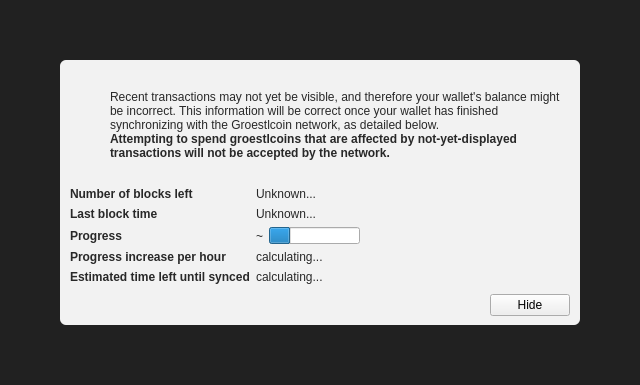
Old version of the form src/qt/forms/modaloverlay.ui in the repository xshard/Shard.
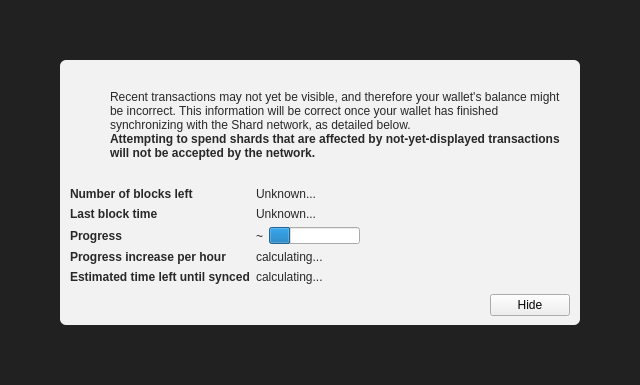
New version of the form. Icons and pictures are not drawn. Custom widgets are drawn as their Qt base class.

What changed in the file:
```diff
--- a/src/qt/forms/modaloverlay.ui
+++ b/src/qt/forms/modaloverlay.ui
@@ -130,7 +130,7 @@
              <item>
               <widget class="QLabel" name="infoText">
                <property name="text">
-                <string>Recent transactions may not yet be visible, and therefore your wallet's balance might be incorrect. This information will be correct once your wallet has finished synchronizing with the Groestlcoin network, as detailed below.</string>
+                <string>Recent transactions may not yet be visible, and therefore your wallet's balance might be incorrect. This information will be correct once your wallet has finished synchronizing with the Shard network, as detailed below.</string>
                </property>
                <property name="textFormat">
                 <enum>Qt::RichText</enum>
@@ -149,7 +149,7 @@
                 </font>
                </property>
                <property name="text">
-                <string>Attempting to spend groestlcoins that are affected by not-yet-displayed transactions will not be accepted by the network.</string>
+                <string>Attempting to spend shards that are affected by not-yet-displayed transactions will not be accepted by the network.</string>
                </property>
                <property name="textFormat">
                 <enum>Qt::RichText</enum>
```
